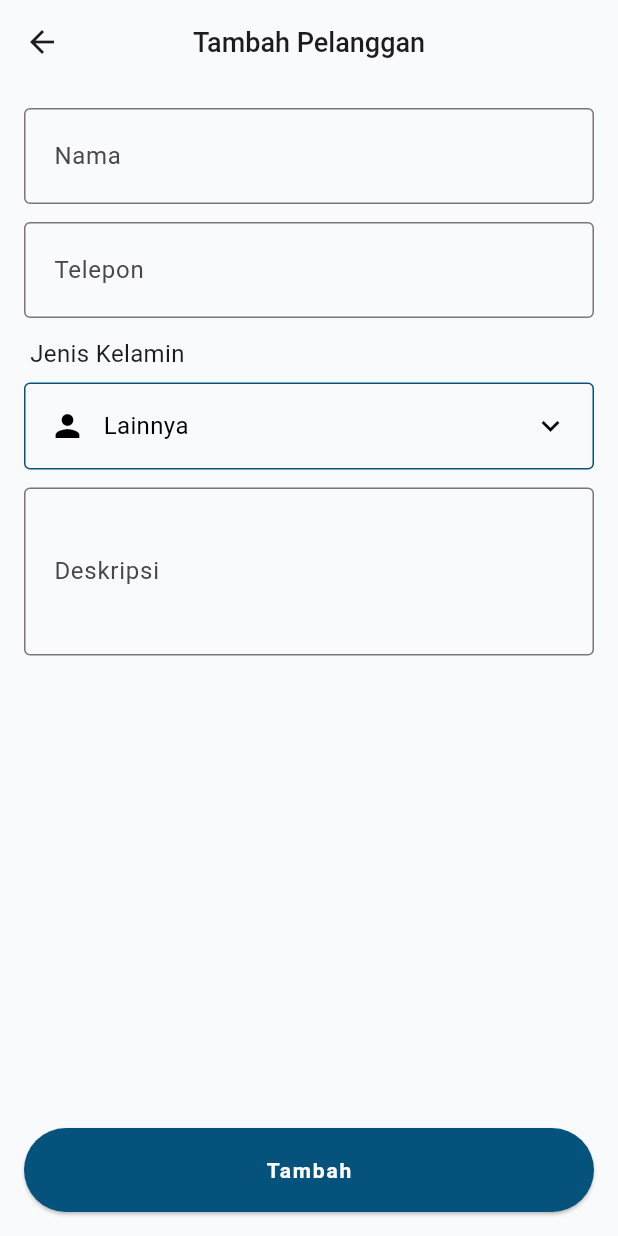
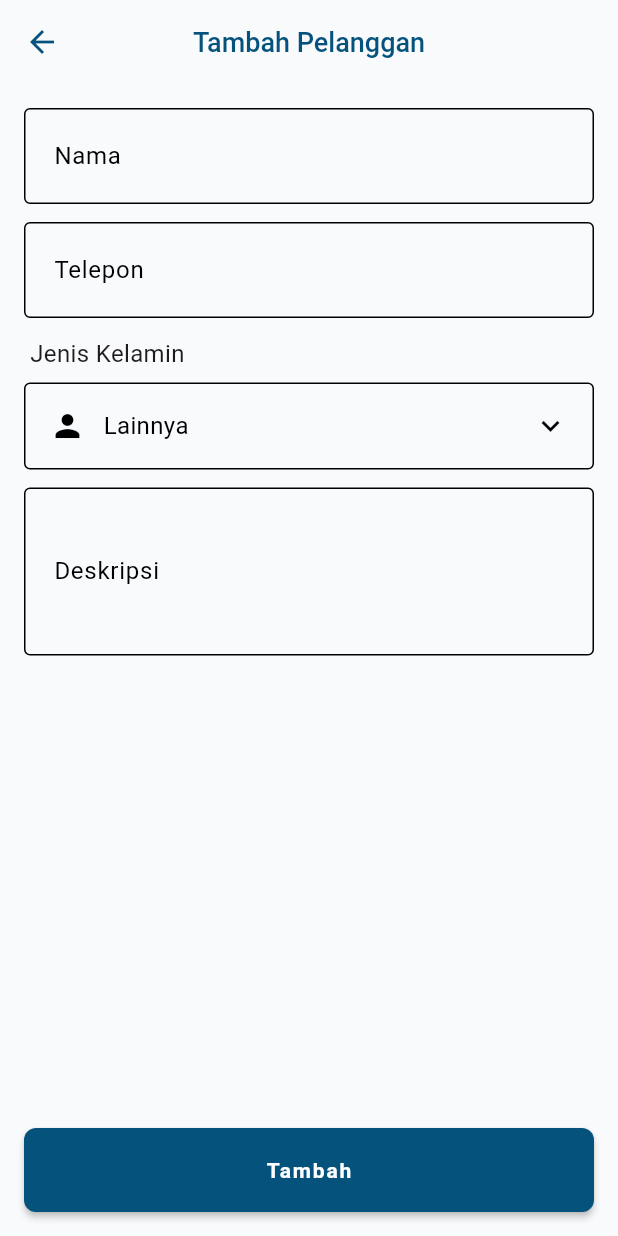
Before and after one commit to abuamar142/mobile-londri, a Flutter app: the ManageCustomerScreen screen opened by its route, on a phone screen of 412 x 824 dp. Run offline on Flutter 3.47's test engine with Material 3 defaults, Android fonts, the phone set to English and light mode, and no system bars; our stand-ins replace equatable, flutter_bloc, flutter_dotenv, flutter_timezone, flutter_typeahead, fpdart and 8 more; accounts and stored records are empty; generated files the repository leaves out were written again; Roboto replaces fonts that are missing (Gabarito).

Commit message:
[DEVELOPMENT] : Update app theme

```diff
--- a/lib/config/theme/app_themes.dart
+++ b/lib/config/theme/app_themes.dart
@@ -8,11 +8,51 @@ class AppThemes {
   static ThemeData lightTheme = ThemeData.light().copyWith(
     scaffoldBackgroundColor: AppColors.background,
     primaryColor: AppColors.primary,
+    colorScheme: ColorScheme.light(
+      primary: AppColors.primary,
+      secondary: AppColors.secondary,
+      onPrimary: Colors.white,
+      onSecondary: AppColors.onSecondary,
+      surface: AppColors.background,
+      error: AppColors.error,
+    ),
     appBarTheme: AppBarTheme(
       backgroundColor: AppColors.transparent,
+      foregroundColor: AppColors.primary,
+      elevation: 0,
+      iconTheme: IconThemeData(
+        color: AppColors.primary,
+      ),
+      actionsIconTheme: IconThemeData(
+        color: AppColors.primary,
+      ),
     ),
     floatingActionButtonTheme: FloatingActionButtonThemeData(
       backgroundColor: AppColors.primary,
+      foregroundColor: Colors.white,
+    ),
+    elevatedButtonTheme: ElevatedButtonThemeData(
+      style: ElevatedButton.styleFrom(
+        backgroundColor: AppColors.primary,
+        foregroundColor: Colors.white,
+        elevation: 2,
+        shape: RoundedRectangleBorder(
+          borderRadius: BorderRadius.circular(8),
+        ),
+      ),
+    ),
+    inputDecorationTheme: InputDecorationTheme(
+      focusedBorder: OutlineInputBorder(
+        borderSide: BorderSide(color: AppColors.primary),
+      ),
+    ),
+    textButtonTheme: TextButtonThemeData(
+      style: TextButton.styleFrom(
+        foregroundColor: AppColors.primary,
+      ),
+    ),
+    iconTheme: IconThemeData(
+      color: AppColors.primary,
     ),
   );
 }
--- a/lib/core/widgets/widget_search_bar.dart
+++ b/lib/core/widgets/widget_search_bar.dart
@@ -1,6 +1,5 @@
 import 'package:flutter/material.dart';
 
-import '../../config/textstyle/app_sizes.dart';
 import '../../config/textstyle/app_textstyle.dart';
 import '../../src/generated/i18n/app_localizations.dart';
 
@@ -37,9 +36,7 @@ class WidgetSearchBar extends StatelessWidget {
                   },
                 )
               : null,
-          border: OutlineInputBorder(
-            borderRadius: BorderRadius.circular(AppSizes.size8),
-          ),
+          border: OutlineInputBorder(),
           hintStyle: AppTextStyle.body.copyWith(color: Colors.grey),
         ),
         onChanged: (value) => onChanged(value),
--- a/lib/core/widgets/widget_text_form_field.dart
+++ b/lib/core/widgets/widget_text_form_field.dart
@@ -1,6 +1,5 @@
 import 'package:flutter/material.dart';
 
-import '../../config/textstyle/app_colors.dart';
 import '../../config/textstyle/app_sizes.dart';
 import '../../config/textstyle/app_textstyle.dart';
 
@@ -56,21 +55,7 @@ class WidgetTextFormField extends StatelessWidget {
           vertical: AppSizes.size20,
           horizontal: AppSizes.size16,
         ),
-        border: OutlineInputBorder(
-          borderSide: const BorderSide(
-            color: AppColors.primary,
-          ),
-        ),
-        focusedBorder: OutlineInputBorder(
-          borderSide: const BorderSide(
-            color: AppColors.primary,
-          ),
-        ),
-        disabledBorder: OutlineInputBorder(
-          borderSide: const BorderSide(
-            color: AppColors.primary,
-          ),
-        ),
+        border: OutlineInputBorder(),
       ),
     );
   }
--- a/lib/features/customer/presentation/screens/manage_customer_screen.dart
+++ b/lib/features/customer/presentation/screens/manage_customer_screen.dart
@@ -286,7 +286,7 @@ class _ManageCustomerScreenState extends State<ManageCustomerScreen> {
         ),
         decoration: BoxDecoration(
           border: Border.all(
-            color: AppColors.primary,
+            color: AppColors.onSecondary,
           ),
           borderRadius: BorderRadius.circular(AppSizes.size4),
         ),
```
